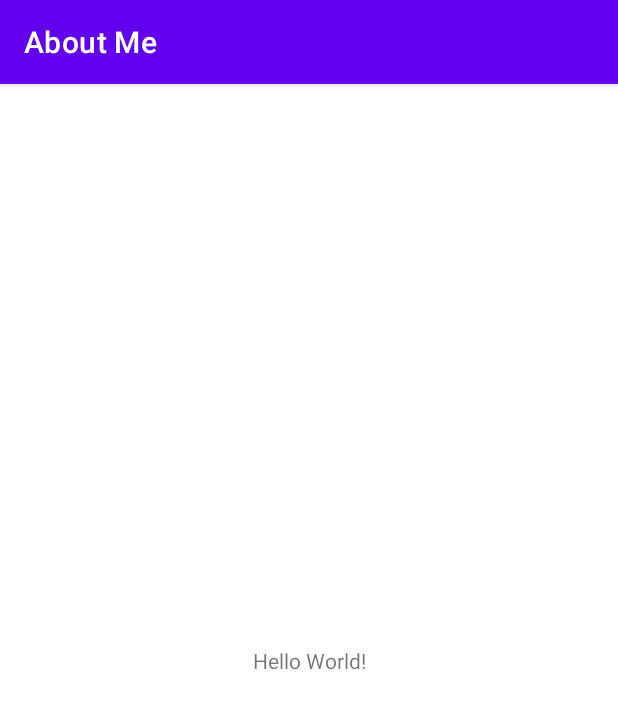
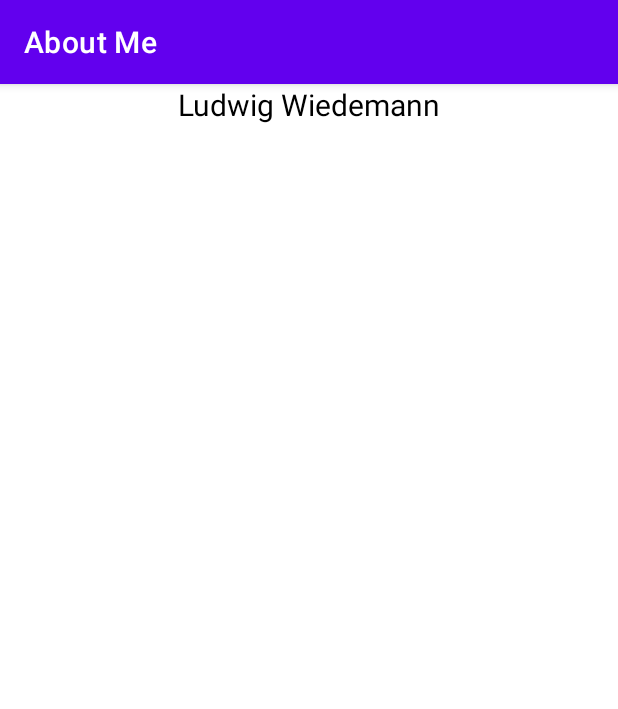
Before and after one commit to LudwigWiedemann/GoogleAndroidCourse, an Android app: the screen it shows after launch (MainActivity), on a phone screen of 412 x 824 dp. Shown: the top 709 px of the screen. Run offline under Robolectric (Android 15) with nearby library versions, the phone set to English and light mode, and no system bars.

Commit message:
adds dimension file

```diff
--- a/AboutMe/app/src/main/res/layout/activity_main.xml
+++ b/AboutMe/app/src/main/res/layout/activity_main.xml
@@ -1,18 +1,14 @@
 <?xml version="1.0" encoding="utf-8"?>
-<androidx.constraintlayout.widget.ConstraintLayout xmlns:android="http://schemas.android.com/apk/res/android"
-    xmlns:app="http://schemas.android.com/apk/res-auto"
-    xmlns:tools="http://schemas.android.com/tools"
-    android:layout_width="match_parent"
-    android:layout_height="match_parent"
-    tools:context=".MainActivity">
+<LinearLayout xmlns:android="http://schemas.android.com/apk/res/android"
+    android:orientation="vertical" android:layout_width="match_parent"
+    android:layout_height="match_parent">
 
     <TextView
-        android:layout_width="wrap_content"
+        android:id="@+id/textView"
+        android:layout_width="match_parent"
         android:layout_height="wrap_content"
-        android:text="Hello World!"
-        app:layout_constraintBottom_toBottomOf="parent"
-        app:layout_constraintLeft_toLeftOf="parent"
-        app:layout_constraintRight_toRightOf="parent"
-        app:layout_constraintTop_toTopOf="parent" />
-
-</androidx.constraintlayout.widget.ConstraintLayout>
+        android:text="@string/username"
+        android:textAlignment="center"
+        android:textColor="@android:color/black"
+        android:textSize="@dimen/text_size" />
+</LinearLayout>
--- /dev/null
+++ b/AboutMe/app/src/main/res/values/dimens.xml
@@ -0,0 +1,4 @@
+<?xml version="1.0" encoding="utf-8"?>
+<resources>
+    <dimen name="text_size">20sp</dimen>
+</resources>
--- a/AboutMe/app/src/main/res/values/strings.xml
+++ b/AboutMe/app/src/main/res/values/strings.xml
@@ -1,3 +1,4 @@
 <resources>
     <string name="app_name">About Me</string>
+    <string name="username">Ludwig Wiedemann</string>
 </resources>
```
